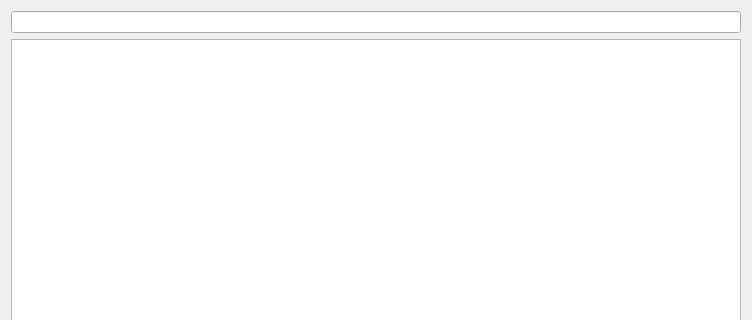
Old version of the form Plugins/org.mitk.gui.qt.viewbrowser/src/internal/ViewBrowserViewControls.ui in the repository MITK/MITK; both pictures show x 0 to 752 and y 0 to 320 of the 752 by 974 pixel window.
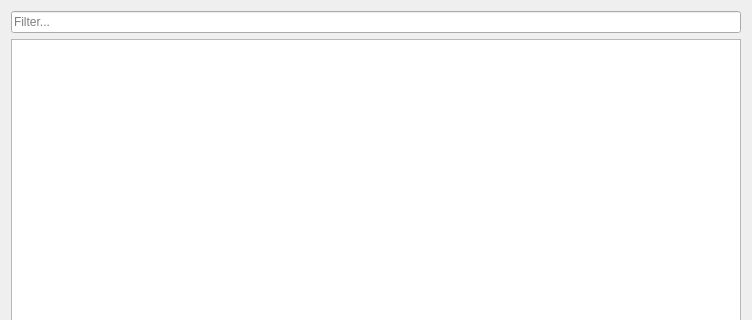
New version of the form.

Commit message: Filtering label added

What changed in the file:
```diff
--- a/Plugins/org.mitk.gui.qt.viewbrowser/src/internal/ViewBrowserViewControls.ui
+++ b/Plugins/org.mitk.gui.qt.viewbrowser/src/internal/ViewBrowserViewControls.ui
@@ -21,7 +21,11 @@
   </property>
   <layout class="QVBoxLayout" name="verticalLayout">
    <item>
-    <widget class="QLineEdit" name="lineEdit"/>
+    <widget class="QLineEdit" name="lineEdit">
+     <property name="placeholderText">
+      <string>Filter...</string>
+     </property>
+    </widget>
    </item>
    <item>
     <widget class="QTreeView" name="m_PluginTreeView">
```
